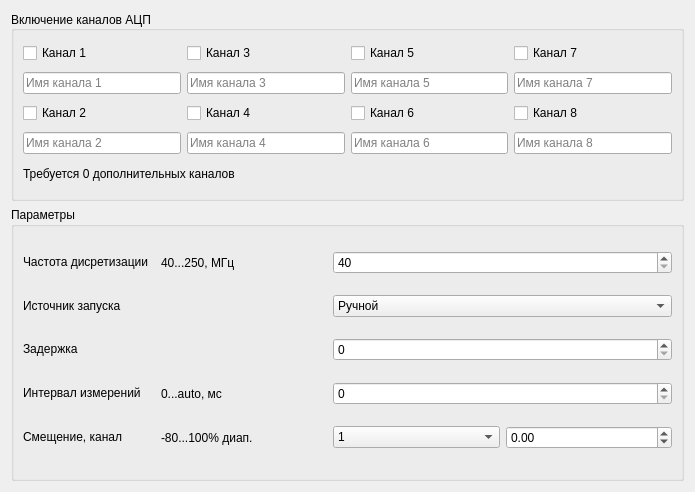
Above: ui/ADCUIDesign.ui from AVSidorov/FT2SXR before the change. Below: the same form after it.
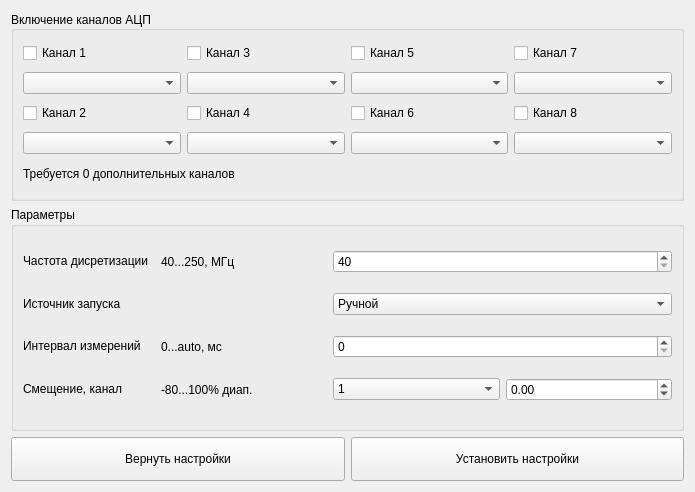
That is the form after the change.

Commit message: adc additional channels bug fixed save settings buttons added central widget updated started to make hardware settings system

The edit to the form file:
```diff
--- a/ui/ADCUIDesign.ui
+++ b/ui/ADCUIDesign.ui
@@ -24,8 +24,8 @@
   </property>
   <property name="minimumSize">
    <size>
-    <width>350</width>
-    <height>250</height>
+    <width>650</width>
+    <height>450</height>
    </size>
   </property>
   <property name="windowTitle">
@@ -34,11 +34,8 @@
   <property name="autoFillBackground">
    <bool>false</bool>
   </property>
-  <layout class="QVBoxLayout" name="verticalLayout_2">
-   <property name="sizeConstraint">
-    <enum>QLayout::SetMaximumSize</enum>
-   </property>
-   <item>
+  <layout class="QGridLayout" name="gridLayout_3">
+   <item row="0" column="0" colspan="2">
     <layout class="QVBoxLayout" name="verticalLayout">
      <property name="sizeConstraint">
       <enum>QLayout::SetDefaultConstraint</enum>
@@ -64,58 +61,6 @@
         <bool>false</bool>
        </property>
        <layout class="QGridLayout" name="gridLayout">
-        <item row="5" column="0" colspan="2">
-         <widget class="QLineEdit" name="ch2_name_lineEdit">
-          <property name="placeholderText">
-           <string>Имя канала 2</string>
-          </property>
-         </widget>
-        </item>
-        <item row="3" column="6" colspan="2">
-         <widget class="QLineEdit" name="ch7_name_lineEdit">
-          <property name="placeholderText">
-           <string>Имя канала 7</string>
-          </property>
-         </widget>
-        </item>
-        <item row="5" column="4" colspan="2">
-         <widget class="QLineEdit" name="ch6_name_lineEdit">
-          <property name="placeholderText">
-           <string>Имя канала 6</string>
-          </property>
-         </widget>
-        </item>
-        <item row="5" column="6" colspan="2">
-         <widget class="QLineEdit" name="ch8_name_lineEdit">
-          <property name="placeholderText">
-           <string>Имя канала 8</string>
-          </property>
-         </widget>
-        </item>
-        <item row="5" column="2" colspan="2">
-         <widget class="QLineEdit" name="ch4_name_lineEdit">
-          <property name="placeholderText">
-           <string>Имя канала 4</string>
-          </property>
-         </widget>
-        </item>
-        <item row="3" column="0" colspan="2">
-         <widget class="QLineEdit" name="ch1_name_lineEdit">
-          <property name="inputMask">
-           <string/>
-          </property>
-          <property name="placeholderText">
-           <string>Имя канала 1</string>
-          </property>
-         </widget>
-        </item>
-        <item row="3" column="2" colspan="2">
-         <widget class="QLineEdit" name="ch3_name_lineEdit">
-          <property name="placeholderText">
-           <string>Имя канала 3</string>
-          </property>
-         </widget>
-        </item>
         <item row="6" column="0" colspan="8">
          <widget class="QLabel" name="void_label">
           <property name="maximumSize">
@@ -129,23 +74,6 @@
           </property>
          </widget>
         </item>
-        <item row="3" column="4" colspan="2">
-         <widget class="QLineEdit" name="ch5_name_lineEdit">
-          <property name="placeholderText">
-           <string>Имя канала 5</string>
-          </property>
-         </widget>
-        </item>
-        <item row="0" column="0" colspan="2">
-         <widget class="QCheckBox" name="ch1_checkBox">
-          <property name="text">
-           <string>Канал 1</string>
-          </property>
-          <property name="tristate">
-           <bool>false</bool>
-          </property>
-         </widget>
-        </item>
         <item row="4" column="0" colspan="2">
          <widget class="QCheckBox" name="ch2_checkBox">
           <property name="text">
@@ -156,6 +84,16 @@
           </property>
          </widget>
         </item>
+        <item row="0" column="0" colspan="2">
+         <widget class="QCheckBox" name="ch1_checkBox">
+          <property name="text">
+           <string>Канал 1</string>
+          </property>
+          <property name="tristate">
+           <bool>false</bool>
+          </property>
+         </widget>
+        </item>
         <item row="4" column="2" colspan="2">
          <widget class="QCheckBox" name="ch4_checkBox">
           <property name="text">
@@ -176,36 +114,6 @@
           </property>
          </widget>
         </item>
-        <item row="0" column="4" colspan="2">
-         <widget class="QCheckBox" name="ch5_checkBox">
-          <property name="text">
-           <string>Канал 5</string>
-          </property>
-          <property name="tristate">
-           <bool>false</bool>
-          </property>
-         </widget>
-        </item>
-        <item row="0" column="2" colspan="2">
-         <widget class="QCheckBox" name="ch3_checkBox">
-          <property name="text">
-           <string>Канал 3</string>
-          </property>
-          <property name="tristate">
-           <bool>false</bool>
-          </property>
-         </widget>
-        </item>
-        <item row="0" column="6" colspan="2">
-         <widget class="QCheckBox" name="ch7_checkBox">
-          <property name="text">
-           <string>Канал 7</string>
-          </property>
-          <property name="tristate">
-           <bool>false</bool>
-          </property>
-         </widget>
-        </item>
         <item row="4" column="6" colspan="2">
          <widget class="QCheckBox" name="ch8_checkBox">
           <property name="text">
@@ -222,6 +130,60 @@
           </property>
          </widget>
         </item>
+        <item row="0" column="6" colspan="2">
+         <widget class="QCheckBox" name="ch7_checkBox">
+          <property name="text">
+           <string>Канал 7</string>
+          </property>
+          <property name="tristate">
+           <bool>false</bool>
+          </property>
+         </widget>
+        </item>
+        <item row="0" column="2" colspan="2">
+         <widget class="QCheckBox" name="ch3_checkBox">
+          <property name="text">
+           <string>Канал 3</string>
+          </property>
+          <property name="tristate">
+           <bool>false</bool>
+          </property>
+         </widget>
+        </item>
+        <item row="0" column="4" colspan="2">
+         <widget class="QCheckBox" name="ch5_checkBox">
+          <property name="text">
+           <string>Канал 5</string>
+          </property>
+          <property name="tristate">
+           <bool>false</bool>
+          </property>
+         </widget>
+        </item>
+        <item row="3" column="0" colspan="2">
+         <widget class="QComboBox" name="ch1_comboBox"/>
+        </item>
+        <item row="3" column="6" colspan="2">
+         <widget class="QComboBox" name="ch7_comboBox"/>
+        </item>
+        <item row="3" column="2" colspan="2">
+         <widget class="QComboBox" name="ch3_comboBox"/>
+        </item>
+        <item row="3" column="4" colspan="2">
+         <widget class="QComboBox" name="ch5_comboBox"/>
+        </item>
+        <item row="5" column="2" colspan="2">
+         <widget class="QComboBox" name="ch4_comboBox"/>
+        </item>
+        <item row="5" column="4" colspan="2">
+         <widget class="QComboBox" name="ch6_comboBox"/>
+        </item>
+        <item row="5" column="0" colspan="2">
+         <widget class="QComboBox" name="ch2_comboBox"/>
+        </item>
+        <item row="5" column="6" colspan="2">
+         <widget class="QComboBox" name="ch8_comboBox"/>
+        </item>
        </layout>
       </widget>
      </item>
@@ -231,26 +193,6 @@
         <string>Параметры</string>
        </property>
        <layout class="QGridLayout" name="gridLayout_2">
-        <item row="2" column="1">
-         <widget class="QLabel" name="delay_val_label">
-          <property name="text">
-           <string/>
-          </property>
-         </widget>
-        </item>
-        <item row="1" column="0">
-         <widget class="QLabel" name="source_label">
-          <property name="sizePolicy">
-           <sizepolicy hsizetype="Fixed" vsizetype="Fixed">
-            <horstretch>0</horstretch>
-            <verstretch>0</verstretch>
-           </sizepolicy>
-          </property>
-          <property name="text">
-           <string>Источник запуска</string>
-          </property>
-         </widget>
-        </item>
         <item row="0" column="0">
          <widget class="QLabel" name="freq_label">
           <property name="sizePolicy">
@@ -277,23 +219,30 @@
           </property>
          </widget>
         </item>
-        <item row="1" column="2" colspan="2">
-         <widget class="QComboBox" name="source_comboBox">
-          <item>
-           <property name="text">
-            <string>Ручной</string>
-           </property>
-          </item>
-          <item>
-           <property name="text">
-            <string>Триггер</string>
-           </property>
-          </item>
-          <item>
-           <property name="text">
-            <string>Периодический</string>
-           </property>
-          </item>
+        <item row="1" column="0">
+         <widget class="QLabel" name="source_label">
+          <property name="sizePolicy">
+           <sizepolicy hsizetype="Fixed" vsizetype="Fixed">
+            <horstretch>0</horstretch>
+            <verstretch>0</verstretch>
+           </sizepolicy>
+          </property>
+          <property name="text">
+           <string>Источник запуска</string>
+          </property>
+         </widget>
+        </item>
+        <item row="3" column="0">
+         <widget class="QLabel" name="bias1_label">
+          <property name="sizePolicy">
+           <sizepolicy hsizetype="Fixed" vsizetype="Fixed">
+            <horstretch>0</horstretch>
+            <verstretch>0</verstretch>
+           </sizepolicy>
+          </property>
+          <property name="text">
+           <string>Смещение, канал</string>
+          </property>
          </widget>
         </item>
         <item row="0" column="1">
@@ -303,30 +252,33 @@
           </property>
          </widget>
         </item>
-        <item row="2" column="2" colspan="2">
-         <widget class="QSpinBox" name="delay_spinBox"/>
-        </item>
-        <item row="4" column="1">
+        <item row="3" column="1">
          <widget class="QLabel" name="bias_val_label">
           <property name="text">
            <string>-80...100% диап.</string>
           </property>
          </widget>
         </item>
-        <item row="4" column="0">
-         <widget class="QLabel" name="bias1_label">
-          <property name="sizePolicy">
-           <sizepolicy hsizetype="Fixed" vsizetype="Fixed">
-            <horstretch>0</horstretch>
-            <verstretch>0</verstretch>
-           </sizepolicy>
-          </property>
-          <property name="text">
-           <string>Смещение, канал</string>
-          </property>
+        <item row="1" column="2" colspan="2">
+         <widget class="QComboBox" name="source_comboBox">
+          <item>
+           <property name="text">
+            <string>Ручной</string>
+           </property>
+          </item>
+          <item>
+           <property name="text">
+            <string>Триггер</string>
+           </property>
+          </item>
+          <item>
+           <property name="text">
+            <string>Периодический</string>
+           </property>
+          </item>
          </widget>
         </item>
-        <item row="4" column="3">
+        <item row="3" column="3">
          <widget class="QDoubleSpinBox" name="bias_doubleSpinBox">
           <property name="decimals">
            <number>2</number>
@@ -342,10 +294,10 @@
           </property>
          </widget>
         </item>
-        <item row="3" column="2" colspan="2">
+        <item row="2" column="2" colspan="2">
          <widget class="QSpinBox" name="interval_spinBox"/>
         </item>
-        <item row="3" column="0">
+        <item row="2" column="0">
          <widget class="QLabel" name="interval_label">
           <property name="sizePolicy">
            <sizepolicy hsizetype="Fixed" vsizetype="Fixed">
@@ -358,7 +310,7 @@
           </property>
          </widget>
         </item>
-        <item row="4" column="2">
+        <item row="3" column="2">
          <widget class="QComboBox" name="ch_comboBox">
           <item>
            <property name="text">
@@ -402,26 +354,7 @@
           </item>
          </widget>
         </item>
-        <item row="2" column="0">
-         <widget class="QLabel" name="delay_label">
-          <property name="sizePolicy">
-           <sizepolicy hsizetype="Fixed" vsizetype="Fixed">
-            <horstretch>0</horstretch>
-            <verstretch>0</verstretch>
-           </sizepolicy>
-          </property>
-          <property name="frameShape">
-           <enum>QFrame::NoFrame</enum>
-          </property>
-          <property name="lineWidth">
-           <number>1</number>
-          </property>
-          <property name="text">
-           <string>Задержка</string>
-          </property>
-         </widget>
-        </item>
-        <item row="3" column="1">
+        <item row="2" column="1">
          <widget class="QLabel" name="interval_val_label">
           <property name="text">
            <string>0...auto, мс</string>
@@ -433,6 +366,60 @@
      </item>
     </layout>
    </item>
+   <item row="1" column="0">
+    <widget class="QPushButton" name="return_pushButton">
+     <property name="sizePolicy">
+      <sizepolicy hsizetype="Preferred" vsizetype="Fixed">
+       <horstretch>0</horstretch>
+       <verstretch>0</verstretch>
+      </sizepolicy>
+     </property>
+     <property name="minimumSize">
+      <size>
+       <width>0</width>
+       <height>44</height>
+      </size>
+     </property>
+     <property name="font">
+      <font>
+       <pointsize>9</pointsize>
+      </font>
+     </property>
+     <property name="cursor">
+      <cursorShape>PointingHandCursor</cursorShape>
+     </property>
+     <property name="text">
+      <string>Вернуть настройки</string>
+     </property>
+    </widget>
+   </item>
+   <item row="1" column="1">
+    <widget class="QPushButton" name="install_pushButton">
+     <property name="sizePolicy">
+      <sizepolicy hsizetype="Preferred" vsizetype="Fixed">
+       <horstretch>0</horstretch>
+       <verstretch>0</verstretch>
+      </sizepolicy>
+     </property>
+     <property name="minimumSize">
+      <size>
+       <width>0</width>
+       <height>44</height>
+      </size>
+     </property>
+     <property name="font">
+      <font>
+       <pointsize>9</pointsize>
+      </font>
+     </property>
+     <property name="cursor">
+      <cursorShape>PointingHandCursor</cursorShape>
+     </property>
+     <property name="text">
+      <string>Установить настройки</string>
+     </property>
+    </widget>
+   </item>
   </layout>
  </widget>
  <resources/>
```
The commit also changes 26 other files.
